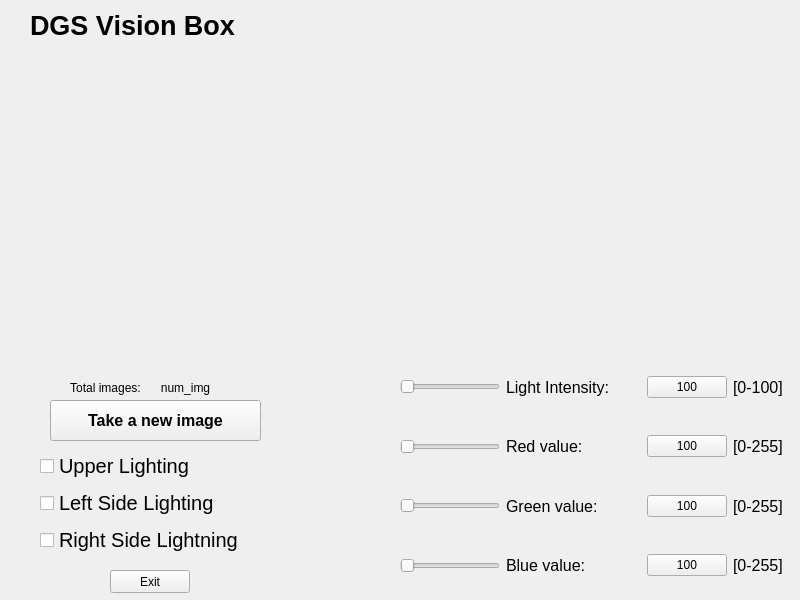
Above: form.ui from mblui/RaspberryFiles before the change. Below: the same form after it.
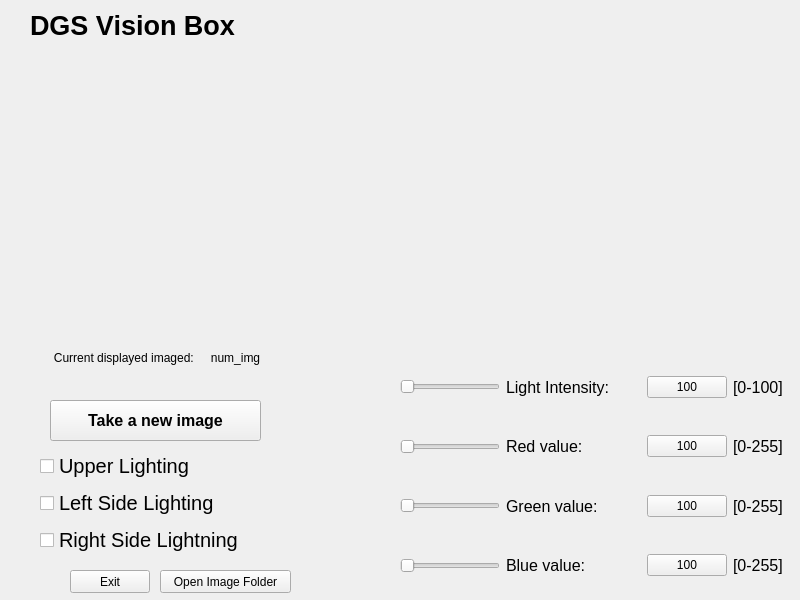
That is the form after the change. Icons and pictures are not drawn.

Patch:
```diff
--- a/form.ui
+++ b/form.ui
@@ -145,8 +145,8 @@
   <widget class="QLabel" name="num_img">
    <property name="geometry">
     <rect>
-     <x>140</x>
-     <y>380</y>
+     <x>190</x>
+     <y>350</y>
      <width>91</width>
      <height>16</height>
     </rect>
@@ -164,14 +164,14 @@
   <widget class="QLabel" name="totalImg">
    <property name="geometry">
     <rect>
-     <x>60</x>
-     <y>380</y>
-     <width>91</width>
+     <x>40</x>
+     <y>350</y>
+     <width>171</width>
      <height>16</height>
     </rect>
    </property>
    <property name="text">
-    <string>Total images:</string>
+    <string>Current displayed imaged: </string>
    </property>
    <property name="textFormat">
     <enum>Qt::RichText</enum>
@@ -464,7 +464,7 @@
   <widget class="QPushButton" name="pushButton_2">
    <property name="geometry">
     <rect>
-     <x>110</x>
+     <x>70</x>
      <y>570</y>
      <width>80</width>
      <height>23</height>
@@ -474,6 +474,19 @@
     <string>Exit</string>
    </property>
   </widget>
+  <widget class="QPushButton" name="button_openImageFolder">
+   <property name="geometry">
+    <rect>
+     <x>160</x>
+     <y>570</y>
+     <width>131</width>
+     <height>23</height>
+    </rect>
+   </property>
+   <property name="text">
+    <string>Open Image Folder</string>
+   </property>
+  </widget>
   <zorder>imglabel</zorder>
   <zorder>label</zorder>
   <zorder>pushButton</zorder>
```
Left out of the diff: 9 changed lines with no effect on the pictures.
